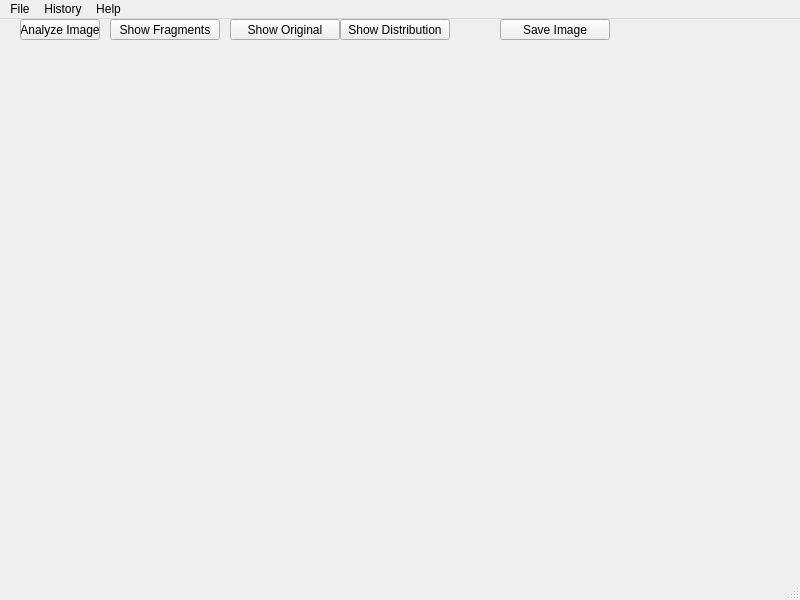
Before: the Qt Designer form mainwindow.ui in peterooch/DigiFerro, drawn with Qt 5.
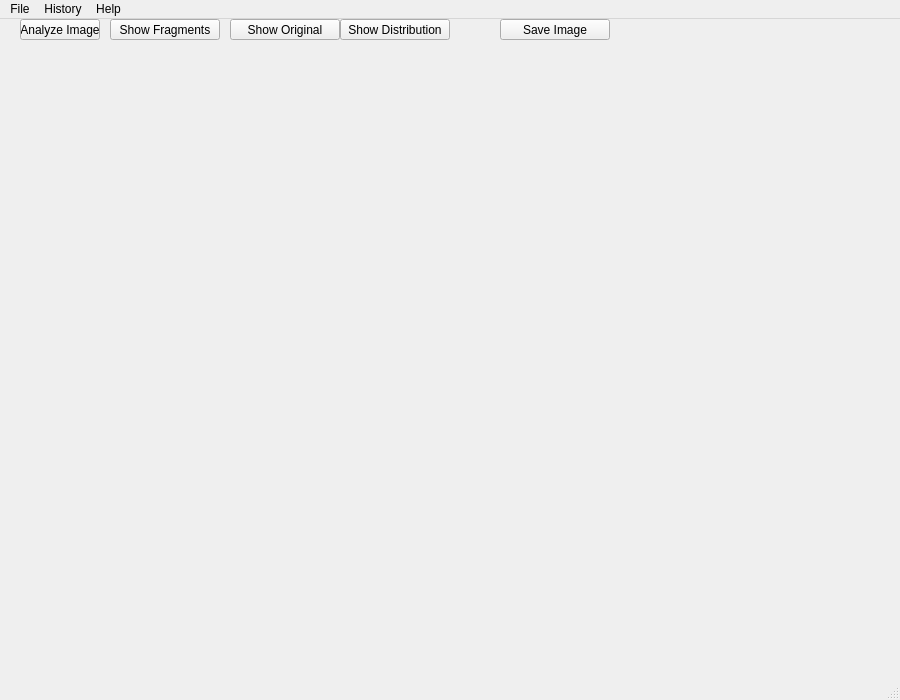
After: the same form once the commit is applied.

Commit message: History column fixes

```diff
--- a/mainwindow.ui
+++ b/mainwindow.ui
@@ -6,8 +6,8 @@
    <rect>
     <x>0</x>
     <y>0</y>
-    <width>800</width>
-    <height>600</height>
+    <width>900</width>
+    <height>700</height>
    </rect>
   </property>
   <property name="windowTitle">
```
The commit also changes 2 other files.
